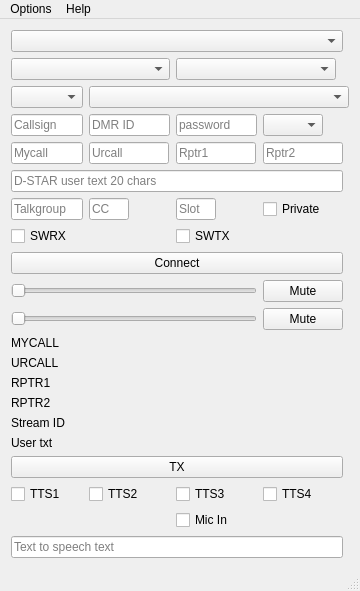
Qt form dudestar.ui (ea5gvk/nostar-dudestar) before a commit.
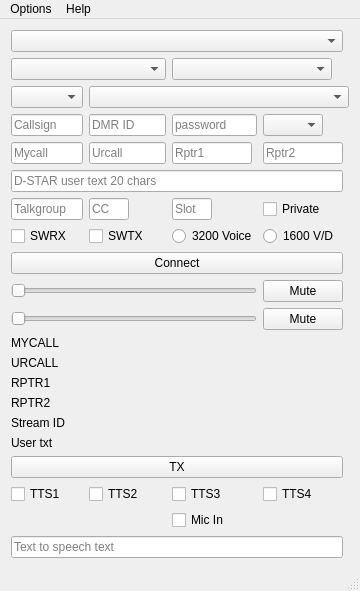
The same form after that commit. Icons and pictures are not drawn.

```diff
--- a/dudestar.ui
+++ b/dudestar.ui
@@ -543,22 +543,6 @@
       </property>
      </widget>
     </item>
-    <item row="10" column="2">
-     <widget class="QCheckBox" name="checkBoxSWTX">
-      <property name="sizePolicy">
-       <sizepolicy hsizetype="Preferred" vsizetype="Fixed">
-        <horstretch>0</horstretch>
-        <verstretch>0</verstretch>
-       </sizepolicy>
-      </property>
-      <property name="toolTip">
-       <string>Use software encoding</string>
-      </property>
-      <property name="text">
-       <string>SWTX</string>
-      </property>
-     </widget>
-    </item>
     <item row="19" column="0">
      <widget class="QLabel" name="label_6">
       <property name="sizePolicy">
@@ -673,6 +657,42 @@
       </property>
      </widget>
     </item>
+    <item row="10" column="1">
+     <widget class="QCheckBox" name="checkBoxSWTX">
+      <property name="sizePolicy">
+       <sizepolicy hsizetype="Preferred" vsizetype="Fixed">
+        <horstretch>0</horstretch>
+        <verstretch>0</verstretch>
+       </sizepolicy>
+      </property>
+      <property name="toolTip">
+       <string>Use software encoding</string>
+      </property>
+      <property name="text">
+       <string>SWTX</string>
+      </property>
+     </widget>
+    </item>
+    <item row="10" column="2">
+     <widget class="QRadioButton" name="m17VoiceFull">
+      <property name="enabled">
+       <bool>true</bool>
+      </property>
+      <property name="text">
+       <string>3200 Voice</string>
+      </property>
+     </widget>
+    </item>
+    <item row="10" column="3">
+     <widget class="QRadioButton" name="m17VoiceData">
+      <property name="enabled">
+       <bool>true</bool>
+      </property>
+      <property name="text">
+       <string>1600 V/D</string>
+      </property>
+     </widget>
+    </item>
    </layout>
   </widget>
   <widget class="QMenuBar" name="menuBar">
```
